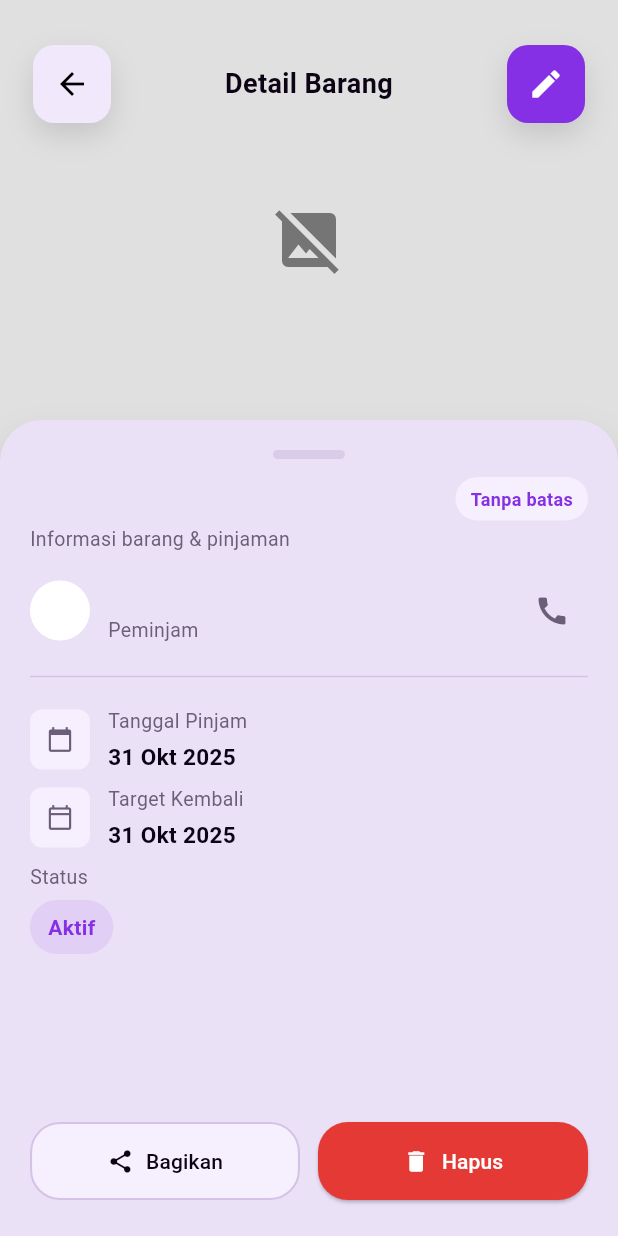
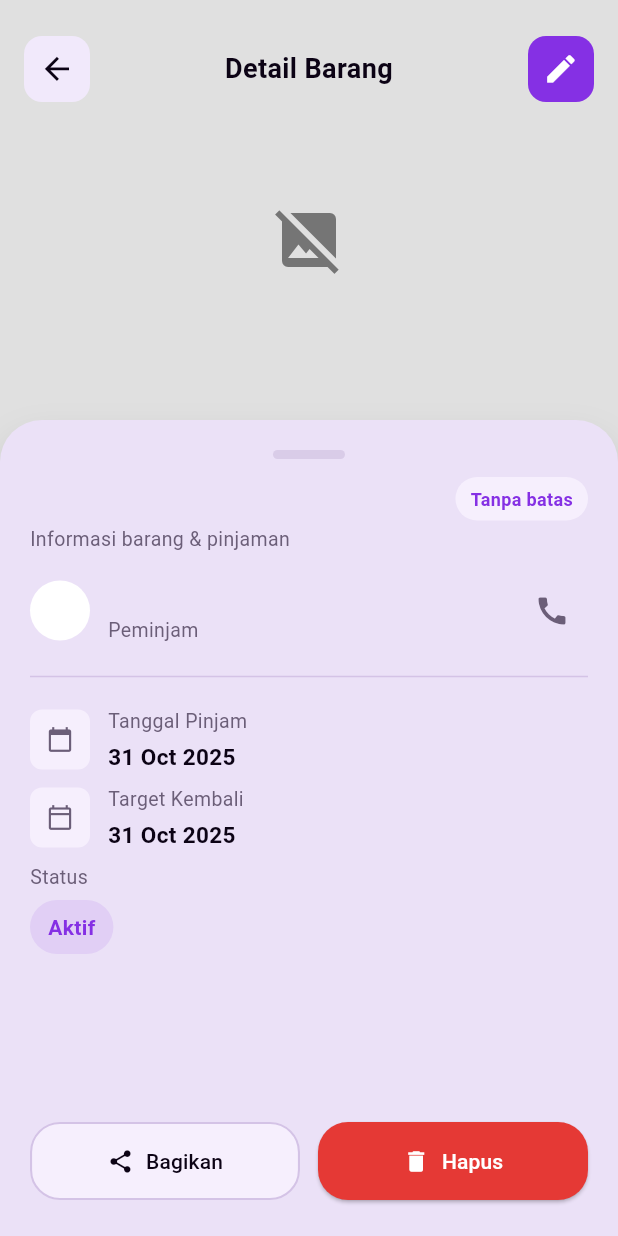
Before and after one commit to Nyot-Nyot/pinjam-in, a Flutter app: the ItemDetailScreen screen opened directly with empty values, on a phone screen of 412 x 824 dp. Run offline on Flutter 3.47's test engine with Material 3 defaults, Android fonts, the light colour scheme and no system bars; our stand-ins replace file_picker, flutter_contacts, flutter_dotenv, flutter_svg, google_fonts, image_picker and 2 more; accounts and stored records are empty; Roboto replaces fonts that are missing (Arimo).

Commit message:
refactor(item-detail): extract InfoRow/StatusRow/LargeIconButton, use DateHelper

```diff
--- a/lib/screens/item_detail_screen.dart
+++ b/lib/screens/item_detail_screen.dart
@@ -11,7 +11,11 @@ import 'package:url_launcher/url_launcher.dart';
 import '../models/loan_item.dart';
 import '../services/persistence_service.dart';
 import '../services/share_service.dart';
+import '../utils/date_helper.dart';
 import '../utils/error_handler.dart';
+import '../widgets/item_detail/info_row.dart';
+import '../widgets/item_detail/large_icon_button.dart';
+import '../widgets/item_detail/status_row.dart';
 import '../widgets/storage_image.dart';
 
 class ItemDetailScreen extends StatefulWidget {
@@ -31,29 +35,8 @@ class ItemDetailScreen extends StatefulWidget {
 }
 
 class _ItemDetailScreenState extends State<ItemDetailScreen> {
-  String _formatDate(DateTime? date) {
-    if (date == null) return '-';
-    final local = date.toLocal();
-    return '${local.day} ${_monthName(local.month)} ${local.year}';
-  }
-
-  String _monthName(int m) {
-    const names = [
-      'Jan',
-      'Feb',
-      'Mar',
-      'Apr',
-      'Mei',
-      'Jun',
-      'Jul',
-      'Agu',
-      'Sep',
-      'Okt',
-      'Nov',
-      'Des',
-    ];
-    return names[(m - 1).clamp(0, 11)];
-  }
+  // Date formatting and row widgets are delegated to DateHelper and
+  // reusable item_detail widgets (InfoRow/StatusRow/LargeIconButton).
 
   @override
   Widget build(BuildContext context) {
@@ -92,10 +75,11 @@ class _ItemDetailScreenState extends State<ItemDetailScreen> {
                 padding: const EdgeInsets.symmetric(horizontal: 16.0),
                 child: Row(
                   children: [
-                    _largeIconButton(
+                    LargeIconButton(
                       icon: Icons.arrow_back,
-                      background: const Color(0xFFF1E9FB),
-                      onTap: () => Navigator.of(context).pop(),
+                      backgroundColor: const Color(0xFFF1E9FB),
+                      iconColor: const Color(0xFF0C0315),
+                      onPressed: () => Navigator.of(context).pop(),
                     ),
 
                     const SizedBox(width: 12),
@@ -114,11 +98,11 @@ class _ItemDetailScreenState extends State<ItemDetailScreen> {
 
                     const SizedBox(width: 12),
 
-                    _largeIconButton(
+                    LargeIconButton(
                       icon: Icons.edit,
-                      background: const Color(0xFF8530E4),
+                      backgroundColor: const Color(0xFF8530E4),
                       iconColor: Colors.white,
-                      onTap: () async {
+                      onPressed: () async {
                         if (!widget.isInHistory) {
                           Navigator.of(context).pop<Map<String, dynamic>>({
                             'action': 'edit',
@@ -411,24 +395,26 @@ class _ItemDetailScreenState extends State<ItemDetailScreen> {
                     const SizedBox(height: 12),
 
                     // Info tiles
-                    _infoRow(
-                      'Tanggal Pinjam',
-                      _formatDate(widget.item.createdAt),
-                      Icons.calendar_today,
+                    InfoRow(
+                      label: 'Tanggal Pinjam',
+                      value: widget.item.createdAt != null
+                          ? DateHelper.formatDate(widget.item.createdAt!)
+                          : '-',
+                      icon: Icons.calendar_today,
                     ),
                     const SizedBox(height: 8),
-                    _infoRow(
-                      'Target Kembali',
-                      widget.item.dueDate != null
-                          ? _formatDate(widget.item.dueDate)
+                    InfoRow(
+                      label: 'Target Kembali',
+                      value: widget.item.dueDate != null
+                          ? DateHelper.formatDate(widget.item.dueDate!)
                           : 'Tanpa batas',
-                      Icons.calendar_today_outlined,
+                      icon: Icons.calendar_today_outlined,
                     ),
                     const SizedBox(height: 8),
                     // Show 'Selesai' for items coming from History; otherwise keep current active label.
-                    _statusRow(
-                      'Status',
-                      widget.isInHistory ? 'Selesai' : 'Aktif',
+                    StatusRow(
+                      label: 'Status',
+                      value: widget.isInHistory ? 'Selesai' : 'Aktif',
                       bgColor: widget.isInHistory
                           ? const Color(0x1A16A34A)
                           : null,
@@ -600,121 +586,6 @@ class _ItemDetailScreenState extends State<ItemDetailScreen> {
     }
   }
 
-  Widget _infoRow(String label, String value, IconData icon) {
-    return Row(
-      children: [
-        Container(
-          width: 40,
-          height: 40,
-          decoration: BoxDecoration(
-            color: const Color(0xFFF6EFFD),
-            borderRadius: BorderRadius.circular(8),
-          ),
-          child: Icon(icon, size: 18, color: const Color(0xFF6B5E78)),
-        ),
-        const SizedBox(width: 12),
-        Expanded(
-          child: Column(
-            crossAxisAlignment: CrossAxisAlignment.start,
-            children: [
-              Text(
-                label,
-                style: GoogleFonts.arimo(
-                  color: const Color(0xFF6B5E78),
-                  fontSize: 13,
-                ),
-              ),
-              const SizedBox(height: 4),
-              Text(
-                value,
-                style: GoogleFonts.arimo(
-                  fontSize: 15,
-                  fontWeight: FontWeight.w700,
-                  color: const Color(0xFF0C0315),
-                ),
-              ),
-            ],
-          ),
-        ),
-      ],
-    );
-  }
-
-  Widget _statusRow(
-    String label,
-    String value, {
-    Color? bgColor,
-    Color? textColor,
-  }) {
-    return Row(
-      children: [
-        Expanded(
-          child: Column(
-            crossAxisAlignment: CrossAxisAlignment.start,
-            children: [
-              Text(
-                label,
-                style: GoogleFonts.arimo(
-                  color: const Color(0xFF6B5E78),
-                  fontSize: 13,
-                ),
-              ),
-              const SizedBox(height: 6),
-              Container(
-                padding: const EdgeInsets.symmetric(
-                  horizontal: 12,
-                  vertical: 8,
-                ),
-                decoration: BoxDecoration(
-                  color: bgColor ?? const Color(0x1A8530E4),
-                  borderRadius: BorderRadius.circular(999),
-                ),
-                child: Text(
-                  value,
-                  style: GoogleFonts.arimo(
-                    color: textColor ?? const Color(0xFF8530E4),
-                    fontWeight: FontWeight.w700,
-                  ),
-                ),
-              ),
-            ],
-          ),
-        ),
-      ],
-    );
-  }
-
-  Widget _largeIconButton({
-    required IconData icon,
-    required Color background,
-    Color iconColor = Colors.black,
-    required VoidCallback onTap,
-  }) {
-    return GestureDetector(
-      onTap: onTap,
-      behavior: HitTestBehavior.translucent,
-      child: SizedBox(
-        width: 64,
-        height: 64,
-        child: Center(
-          child: Container(
-            width: 52,
-            height: 52,
-            decoration: BoxDecoration(
-              color: background,
-              borderRadius: BorderRadius.circular(14),
-              boxShadow: const [
-                BoxShadow(
-                  color: Color.fromRGBO(0, 0, 0, 0.12),
-                  offset: Offset(0, 8),
-                  blurRadius: 16,
-                ),
-              ],
-            ),
-            child: Icon(icon, color: iconColor),
-          ),
-        ),
-      ),
-    );
-  }
+  // Removed local row helpers and large icon button in favor of reusable
+  // widgets under lib/widgets/item_detail/ and DateHelper for formatting.
 }
--- /dev/null
+++ b/lib/widgets/item_detail/info_row.dart
@@ -0,0 +1,57 @@
+import 'package:flutter/material.dart';
+import 'package:google_fonts/google_fonts.dart';
+
+/// Small info row used in item detail (icon + label + value)
+class InfoRow extends StatelessWidget {
+  final String label;
+  final String value;
+  final IconData icon;
+
+  const InfoRow({
+    super.key,
+    required this.label,
+    required this.value,
+    required this.icon,
+  });
+
+  @override
+  Widget build(BuildContext context) {
+    return Row(
+      children: [
+        Container(
+          width: 40,
+          height: 40,
+          decoration: BoxDecoration(
+            color: const Color(0xFFF6EFFD),
+            borderRadius: BorderRadius.circular(8),
+          ),
+          child: Icon(icon, size: 18, color: const Color(0xFF6B5E78)),
+        ),
+        const SizedBox(width: 12),
+        Expanded(
+          child: Column(
+            crossAxisAlignment: CrossAxisAlignment.start,
+            children: [
+              Text(
+                label,
+                style: GoogleFonts.arimo(
+                  color: const Color(0xFF6B5E78),
+                  fontSize: 13,
+                ),
+              ),
+              const SizedBox(height: 4),
+              Text(
+                value,
+                style: GoogleFonts.arimo(
+                  fontSize: 15,
+                  fontWeight: FontWeight.w700,
+                  color: const Color(0xFF0C0315),
+                ),
+              ),
+            ],
+          ),
+        ),
+      ],
+    );
+  }
+}
--- /dev/null
+++ b/lib/widgets/item_detail/large_icon_button.dart
@@ -0,0 +1,43 @@
+import 'package:flutter/material.dart';
+
+class LargeIconButton extends StatelessWidget {
+  final IconData icon;
+  final VoidCallback? onPressed;
+  final Color? backgroundColor;
+  final Color? iconColor;
+  final double size;
+
+  const LargeIconButton({
+    super.key,
+    required this.icon,
+    this.onPressed,
+    this.backgroundColor,
+    this.iconColor,
+    this.size = 44,
+  });
+
+  @override
+  Widget build(BuildContext context) {
+    // Use withAlpha to avoid precision issues from withOpacity
+    final bg = backgroundColor ?? Theme.of(context).primaryColor.withAlpha(20);
+    final ic = iconColor ?? Theme.of(context).primaryColor;
+
+    return Material(
+      color: Colors.transparent,
+      child: InkWell(
+        borderRadius: BorderRadius.circular(12),
+        onTap: onPressed,
+        child: Container(
+          width: size,
+          height: size,
+          alignment: Alignment.center,
+          decoration: BoxDecoration(
+            color: bg,
+            borderRadius: BorderRadius.circular(12),
+          ),
+          child: Icon(icon, size: size * 0.55, color: ic),
+        ),
+      ),
+    );
+  }
+}
--- /dev/null
+++ b/lib/widgets/item_detail/status_row.dart
@@ -0,0 +1,57 @@
+import 'package:flutter/material.dart';
+import 'package:google_fonts/google_fonts.dart';
+
+class StatusRow extends StatelessWidget {
+  final String label;
+  final String value;
+  final Color? bgColor;
+  final Color? textColor;
+
+  const StatusRow({
+    super.key,
+    required this.label,
+    required this.value,
+    this.bgColor,
+    this.textColor,
+  });
+
+  @override
+  Widget build(BuildContext context) {
+    return Row(
+      children: [
+        Expanded(
+          child: Column(
+            crossAxisAlignment: CrossAxisAlignment.start,
+            children: [
+              Text(
+                label,
+                style: GoogleFonts.arimo(
+                  color: const Color(0xFF6B5E78),
+                  fontSize: 13,
+                ),
+              ),
+              const SizedBox(height: 6),
+              Container(
+                padding: const EdgeInsets.symmetric(
+                  horizontal: 12,
+                  vertical: 8,
+                ),
+                decoration: BoxDecoration(
+                  color: bgColor ?? const Color(0x1A8530E4),
+                  borderRadius: BorderRadius.circular(999),
+                ),
+                child: Text(
+                  value,
+                  style: GoogleFonts.arimo(
+                    color: textColor ?? const Color(0xFF8530E4),
+                    fontWeight: FontWeight.w700,
+                  ),
+                ),
+              ),
+            ],
+          ),
+        ),
+      ],
+    );
+  }
+}
```
